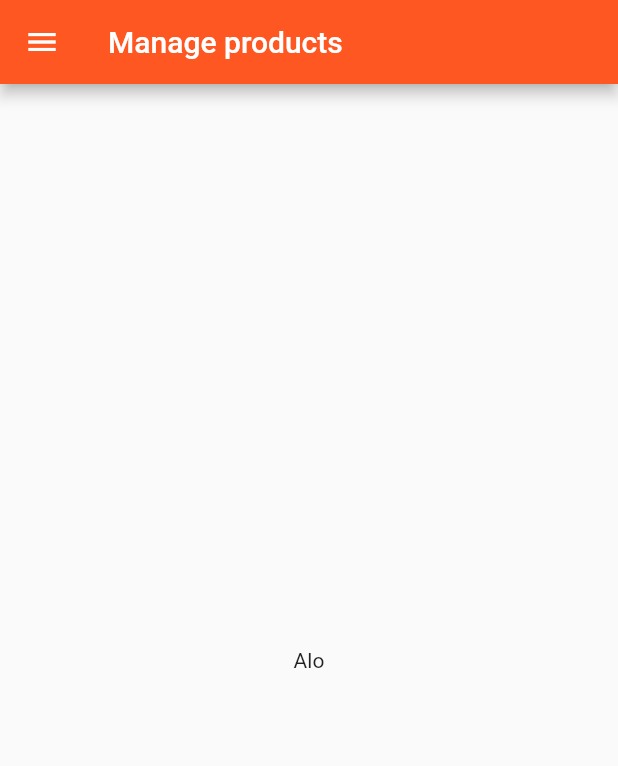
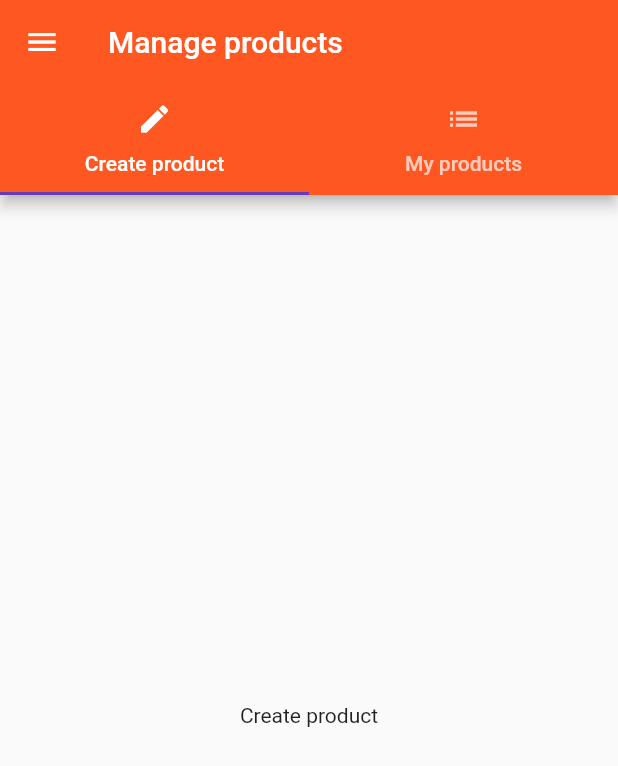
Before and after one commit to oscarlolero/ecmex-mobile-app, a Flutter app: the ProductsPage screen opened directly, in the side drawer, after a tap on "Manage products", on a phone screen of 412 x 824 dp. Shown: the top 766 px of the screen. Run offline on Flutter 3.47's test engine with Material 2 defaults, Android fonts, the phone set to English and light mode, and no system bars.

```diff
--- /dev/null
+++ b/lib/pages/product_create.dart
@@ -0,0 +1,8 @@
+import 'package:flutter/material.dart';
+
+class ProductCreatePage extends StatelessWidget {
+  @override
+  Widget build(BuildContext context) {
+    return Center(child: Text('Create product'),);
+  }
+}
--- /dev/null
+++ b/lib/pages/product_list.dart
@@ -0,0 +1,8 @@
+import 'package:flutter/material.dart';
+
+class ProductListPage extends StatelessWidget {
+  @override
+  Widget build(BuildContext context) {
+    return Center(child: Text('All products'),);
+  }
+}
--- a/lib/pages/products.dart
+++ b/lib/pages/products.dart
@@ -17,8 +17,7 @@ class ProductsPage extends StatelessWidget {
             ListTile(
               title: Text('Manage products'),
               onTap: () {
-                Navigator.pushReplacement(context, MaterialPageRoute(
-                    builder: (BuildContext context) => ProductsAdminPage())); //se remplaza completamente la pagina actual
+                Navigator.pushReplacementNamed(context, '/admin');
               },
             )
           ],
--- a/lib/pages/products_admin.dart
+++ b/lib/pages/products_admin.dart
@@ -1,12 +1,17 @@
 import 'package:flutter/material.dart';
 
 import './products.dart';
+import './product_create.dart';
+import './product_list.dart';
 
 class ProductsAdminPage extends StatelessWidget {
   @override
   Widget build(BuildContext context) {
-    return Scaffold(
-      drawer: Drawer(child: Column(
+    return DefaultTabController(
+      length: 2,
+      child: Scaffold(
+        drawer: Drawer(
+          child: Column(
             children: <Widget>[
               AppBar(
                 automaticallyImplyLeading: false,
@@ -15,14 +20,38 @@ class ProductsAdminPage extends StatelessWidget {
               ListTile(
                 title: Text('Products'),
                 onTap: () {
-              Navigator.pushReplacement(context, MaterialPageRoute(
-                  builder: (BuildContext context) => ProductsPage())); //se remplaza completamente la pagina actual
+                  Navigator.pushReplacement(
+                    context,
+                    MaterialPageRoute(
+                        builder: (BuildContext context) => ProductsPage()),
+                  ); //se remplaza completamente la pagina actual
                 },
               ),
             ],
-      )),
-      appBar: AppBar(title: Text('Manage products')),
-      body: Center(child: Text('Alo')),
+          ),
+        ),
+        appBar: AppBar(
+          title: Text('Manage products'),
+          bottom: TabBar(
+            tabs: <Widget>[
+              Tab(
+                icon: Icon(Icons.create),
+                text: 'Create product',
+              ),
+              Tab(
+                icon: Icon(Icons.list),
+                text: 'My products',
+              ),
+            ],
+          ),
+        ),
+        body: TabBarView(
+          children: <Widget>[
+            ProductCreatePage(),
+            ProductListPage()
+          ],
+        ),
+      ),
     );
   }
 }
--- a/lib/products.dart
+++ b/lib/products.dart
@@ -28,10 +28,7 @@ class Products extends StatelessWidget {
                 onPressed: () => Navigator.push<bool>(
                       //push regresara un future que sera un boolean
                       context,
-                      MaterialPageRoute(
-                          builder: (BuildContext context) => ProductPage(
-                              products[index]['title'],
-                              products[index]['image'])),
+
                     ).then((bool value) {
                       if (value) {
                         deleteProduct(index);
```
Also changed, not shown: lib/main.dart (+25 -1 lines). Lines whose indentation alone changed are shown as unchanged.
